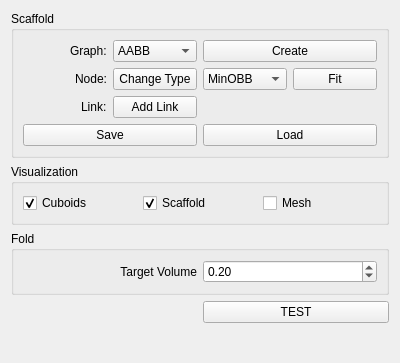
The window that FoldPlugin/FdWidget.ui (letienhung/fold-hcc) describes before a commit, drawn with Qt 5; both pictures show x 0 to 400 and y 0 to 363 of the 400 by 618 pixel window.
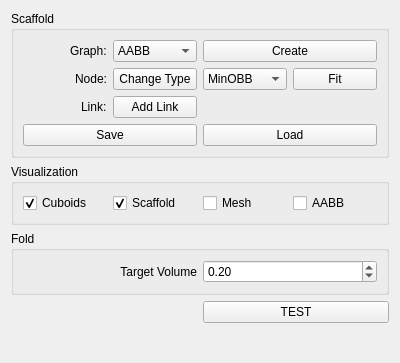
The same window after the commit.

Commit message: added DistRectRect, DistSegRect fixed empty aabb for graph.

Diff of the .ui file:
```diff
--- a/FoldPlugin/FdWidget.ui
+++ b/FoldPlugin/FdWidget.ui
@@ -62,6 +62,13 @@
         </property>
        </widget>
       </item>
+      <item row="0" column="3">
+       <widget class="QCheckBox" name="showAABB">
+        <property name="text">
+         <string>AABB</string>
+        </property>
+       </widget>
+      </item>
      </layout>
     </widget>
    </item>
```
The commit also changes 21 other files.
